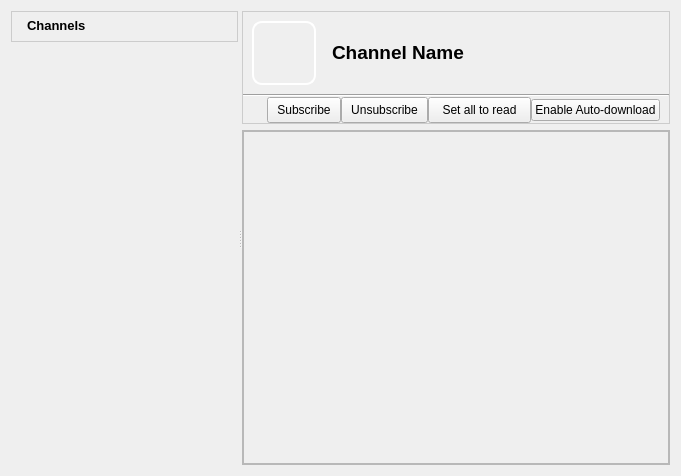
Old version of the form retroshare-gui/src/gui/ChannelFeed.ui in the repository RetroShare/RetroShare.
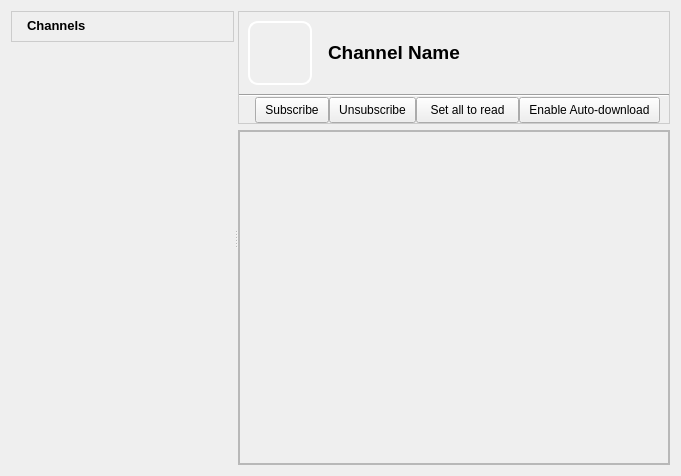
New version of the form. Icons and pictures are not drawn. Custom widgets are drawn as their Qt base class.

Commit message: Fixed style sheet of auto download button in channels.

Diff of the .ui file:
```diff
--- a/retroshare-gui/src/gui/ChannelFeed.ui
+++ b/retroshare-gui/src/gui/ChannelFeed.ui
@@ -508,6 +508,32 @@
             </item>
             <item row="0" column="5">
              <widget class="QPushButton" name="autoDownload">
+              <property name="minimumSize">
+               <size>
+                <width>0</width>
+                <height>26</height>
+               </size>
+              </property>
+              <property name="styleSheet">
+               <string notr="true">QToolButton, QPushButton, QComboBox { 
+border-image: url(:/images/btn_26.png) 4;
+border-width: 4;
+padding: 0px 6px;
+font-size: 12px;
+}
+
+QToolButton:hover, QPushButton:hover, QComboBox:hover { 
+border-image: url(:/images/btn_26_hover.png) 4;
+}
+
+QToolButton:disabled, QPushButton:disabled, QComboBox::disabled {
+color:gray;
+}
+
+QToolButton:pressed, QPushButton:pressed{
+border-image: url(:/images/btn_26_pressed.png) 4;
+}</string>
+              </property>
               <property name="text">
                <string>Enable Auto-download</string>
               </property>
@@ -549,8 +575,8 @@
               <rect>
                <x>0</x>
                <y>0</y>
-               <width>407</width>
-               <height>330</height>
+               <width>452</width>
+               <height>331</height>
               </rect>
              </property>
              <property name="styleSheet">
```
